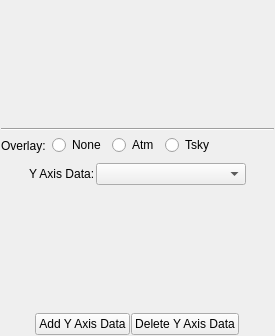
Qt form code/plotms/GuiTabs/PlotMSAxesTab.ui (pkgw/casa) before a commit.
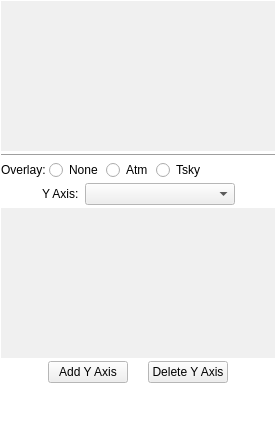
The same form after that commit.

Commit message: CAS-8087 Fixed some PlotMS GUI display issues. Code clean-up.

```diff
--- a/code/plotms/GuiTabs/PlotMSAxesTab.ui
+++ b/code/plotms/GuiTabs/PlotMSAxesTab.ui
@@ -6,38 +6,196 @@
    <rect>
     <x>0</x>
     <y>0</y>
-    <width>275</width>
-    <height>336</height>
+    <width>276</width>
+    <height>431</height>
    </rect>
   </property>
   <property name="maximumSize">
    <size>
-    <width>275</width>
+    <width>500</width>
     <height>16777215</height>
    </size>
   </property>
+  <property name="palette">
+   <palette>
+    <active>
+     <colorrole role="Base">
+      <brush brushstyle="SolidPattern">
+       <color alpha="255">
+        <red>255</red>
+        <green>255</green>
+        <blue>255</blue>
+       </color>
+      </brush>
+     </colorrole>
+     <colorrole role="Window">
+      <brush brushstyle="SolidPattern">
+       <color alpha="255">
+        <red>255</red>
+        <green>255</green>
+        <blue>255</blue>
+       </color>
+      </brush>
+     </colorrole>
+    </active>
+    <inactive>
+     <colorrole role="Base">
+      <brush brushstyle="SolidPattern">
+       <color alpha="255">
+        <red>255</red>
+        <green>255</green>
+        <blue>255</blue>
+       </color>
+      </brush>
+     </colorrole>
+     <colorrole role="Window">
+      <brush brushstyle="SolidPattern">
+       <color alpha="255">
+        <red>255</red>
+        <green>255</green>
+        <blue>255</blue>
+       </color>
+      </brush>
+     </colorrole>
+    </inactive>
+    <disabled>
+     <colorrole role="Base">
+      <brush brushstyle="SolidPattern">
+       <color alpha="255">
+        <red>255</red>
+        <green>255</green>
+        <blue>255</blue>
+       </color>
+      </brush>
+     </colorrole>
+     <colorrole role="Window">
+      <brush brushstyle="SolidPattern">
+       <color alpha="255">
+        <red>255</red>
+        <green>255</green>
+        <blue>255</blue>
+       </color>
+      </brush>
+     </colorrole>
+    </disabled>
+   </palette>
+  </property>
   <property name="windowTitle">
    <string>PlotMS Axes Tab</string>
   </property>
-  <layout class="QVBoxLayout" name="verticalLayout">
+  <property name="autoFillBackground">
+   <bool>true</bool>
+  </property>
+  <layout class="QVBoxLayout" name="mainLayout" stretch="0,0,0,0,0,0,1">
    <property name="spacing">
-    <number>1</number>
+    <number>3</number>
+   </property>
+   <property name="sizeConstraint">
+    <enum>QLayout::SetMaximumSize</enum>
    </property>
    <property name="margin">
     <number>1</number>
    </property>
    <item>
     <widget class="QFrame" name="xFrame">
+     <property name="sizePolicy">
+      <sizepolicy hsizetype="Preferred" vsizetype="Preferred">
+       <horstretch>0</horstretch>
+       <verstretch>0</verstretch>
+      </sizepolicy>
+     </property>
+     <property name="minimumSize">
+      <size>
+       <width>0</width>
+       <height>150</height>
+      </size>
+     </property>
+     <property name="maximumSize">
+      <size>
+       <width>16777215</width>
+       <height>200</height>
+      </size>
+     </property>
+     <property name="palette">
+      <palette>
+       <active>
+        <colorrole role="Base">
+         <brush brushstyle="SolidPattern">
+          <color alpha="255">
+           <red>255</red>
+           <green>255</green>
+           <blue>255</blue>
+          </color>
+         </brush>
+        </colorrole>
+        <colorrole role="Window">
+         <brush brushstyle="SolidPattern">
+          <color alpha="255">
+           <red>240</red>
+           <green>240</green>
+           <blue>240</blue>
+          </color>
+         </brush>
+        </colorrole>
+       </active>
+       <inactive>
+        <colorrole role="Base">
+         <brush brushstyle="SolidPattern">
+          <color alpha="255">
+           <red>255</red>
+           <green>255</green>
+           <blue>255</blue>
+          </color>
+         </brush>
+        </colorrole>
+        <colorrole role="Window">
+         <brush brushstyle="SolidPattern">
+          <color alpha="255">
+           <red>240</red>
+           <green>240</green>
+           <blue>240</blue>
+          </color>
+         </brush>
+        </colorrole>
+       </inactive>
+       <disabled>
+        <colorrole role="Base">
+         <brush brushstyle="SolidPattern">
+          <color alpha="255">
+           <red>240</red>
+           <green>240</green>
+           <blue>240</blue>
+          </color>
+         </brush>
+        </colorrole>
+        <colorrole role="Window">
+         <brush brushstyle="SolidPattern">
+          <color alpha="255">
+           <red>240</red>
+           <green>240</green>
+           <blue>240</blue>
+          </color>
+         </brush>
+        </colorrole>
+       </disabled>
+      </palette>
+     </property>
+     <property name="autoFillBackground">
+      <bool>true</bool>
+     </property>
      <property name="frameShape">
       <enum>QFrame::NoFrame</enum>
      </property>
      <property name="frameShadow">
-      <enum>QFrame::Raised</enum>
+      <enum>QFrame::Plain</enum>
      </property>
     </widget>
    </item>
    <item>
     <widget class="Line" name="line">
+     <property name="autoFillBackground">
+      <bool>true</bool>
+     </property>
      <property name="orientation">
       <enum>Qt::Horizontal</enum>
      </property>
@@ -51,30 +209,24 @@
        <verstretch>0</verstretch>
       </sizepolicy>
      </property>
-     <property name="minimumSize">
-      <size>
-       <width>0</width>
-       <height>30</height>
-      </size>
+     <property name="autoFillBackground">
+      <bool>true</bool>
      </property>
-     <property name="frameShape">
-      <enum>QFrame::NoFrame</enum>
-     </property>
-     <property name="frameShadow">
-      <enum>QFrame::Raised</enum>
-     </property>
-     <widget class="QWidget" name="layoutWidget">
-      <property name="geometry">
-       <rect>
-        <x>0</x>
-        <y>0</y>
-        <width>271</width>
-        <height>27</height>
-       </rect>
+     <layout class="QHBoxLayout" name="overlayLayout">
+      <property name="spacing">
+       <number>3</number>
+      </property>
+      <property name="sizeConstraint">
+       <enum>QLayout::SetMinimumSize</enum>
+      </property>
+      <property name="margin">
+       <number>0</number>
       </property>
-      <layout class="QHBoxLayout" name="horizontalLayout_2">
        <item>
         <widget class="QLabel" name="overlayLabel">
+        <property name="styleSheet">
+         <string notr="true"/>
+        </property>
          <property name="text">
           <string>Overlay:</string>
          </property>
@@ -116,12 +268,27 @@
        </item>
       </layout>
      </widget>
-    </widget>
    </item>
    <item>
-    <layout class="QHBoxLayout" name="horizontalLayout_3">
+    <widget class="QFrame" name="yAxisChooserFrame">
+     <property name="sizePolicy">
+      <sizepolicy hsizetype="Preferred" vsizetype="Fixed">
+       <horstretch>0</horstretch>
+       <verstretch>0</verstretch>
+      </sizepolicy>
+     </property>
+     <property name="autoFillBackground">
+      <bool>true</bool>
+     </property>
+     <layout class="QHBoxLayout" name="yAxisChooserLayout">
+      <property name="sizeConstraint">
+       <enum>QLayout::SetMinimumSize</enum>
+      </property>
+      <property name="margin">
+       <number>0</number>
+      </property>
      <item>
-      <spacer name="horizontalSpacer_3">
+       <spacer name="yAxisChooserLeftStretch">
        <property name="orientation">
         <enum>Qt::Horizontal</enum>
        </property>
@@ -136,7 +303,7 @@
      <item>
       <widget class="QLabel" name="yAxisLabel">
        <property name="text">
-        <string>Y Axis Data:</string>
+         <string>Y Axis:</string>
        </property>
       </widget>
      </item>
@@ -160,7 +327,7 @@
       </widget>
      </item>
      <item>
-      <spacer name="horizontalSpacer_4">
+       <spacer name="yAxisChooserRightStretch">
        <property name="orientation">
         <enum>Qt::Horizontal</enum>
        </property>
@@ -173,6 +340,7 @@
       </spacer>
      </item>
     </layout>
+    </widget>
    </item>
    <item>
     <widget class="QFrame" name="yAxisFrame">
@@ -182,18 +350,107 @@
        <verstretch>0</verstretch>
       </sizepolicy>
      </property>
+     <property name="minimumSize">
+      <size>
+       <width>0</width>
+       <height>150</height>
+      </size>
+     </property>
+     <property name="palette">
+      <palette>
+       <active>
+        <colorrole role="Base">
+         <brush brushstyle="SolidPattern">
+          <color alpha="255">
+           <red>255</red>
+           <green>255</green>
+           <blue>255</blue>
+          </color>
+         </brush>
+        </colorrole>
+        <colorrole role="Window">
+         <brush brushstyle="SolidPattern">
+          <color alpha="255">
+           <red>240</red>
+           <green>240</green>
+           <blue>240</blue>
+          </color>
+         </brush>
+        </colorrole>
+       </active>
+       <inactive>
+        <colorrole role="Base">
+         <brush brushstyle="SolidPattern">
+          <color alpha="255">
+           <red>255</red>
+           <green>255</green>
+           <blue>255</blue>
+          </color>
+         </brush>
+        </colorrole>
+        <colorrole role="Window">
+         <brush brushstyle="SolidPattern">
+          <color alpha="255">
+           <red>240</red>
+           <green>240</green>
+           <blue>240</blue>
+          </color>
+         </brush>
+        </colorrole>
+       </inactive>
+       <disabled>
+        <colorrole role="Base">
+         <brush brushstyle="SolidPattern">
+          <color alpha="255">
+           <red>240</red>
+           <green>240</green>
+           <blue>240</blue>
+          </color>
+         </brush>
+        </colorrole>
+        <colorrole role="Window">
+         <brush brushstyle="SolidPattern">
+          <color alpha="255">
+           <red>240</red>
+           <green>240</green>
+           <blue>240</blue>
+          </color>
+         </brush>
+        </colorrole>
+       </disabled>
+      </palette>
+     </property>
+     <property name="autoFillBackground">
+      <bool>true</bool>
+     </property>
      <property name="frameShape">
       <enum>QFrame::NoFrame</enum>
      </property>
      <property name="frameShadow">
-      <enum>QFrame::Sunken</enum>
+      <enum>QFrame::Plain</enum>
      </property>
     </widget>
    </item>
-   <item>
+   <item alignment="Qt::AlignHCenter">
+    <widget class="QFrame" name="buttonsFrame">
+     <property name="sizePolicy">
+      <sizepolicy hsizetype="Expanding" vsizetype="Fixed">
+       <horstretch>0</horstretch>
+       <verstretch>0</verstretch>
+      </sizepolicy>
+     </property>
+     <property name="autoFillBackground">
+      <bool>true</bool>
+     </property>
     <layout class="QHBoxLayout" name="horizontalLayout">
      <property name="spacing">
-      <number>1</number>
+       <number>20</number>
+      </property>
+      <property name="sizeConstraint">
+       <enum>QLayout::SetFixedSize</enum>
+      </property>
+      <property name="margin">
+       <number>0</number>
      </property>
      <item>
       <spacer name="horizontalSpacer">
@@ -214,7 +471,7 @@
         <string>Click to overplot another set of y-axis data on the plot.</string>
        </property>
        <property name="text">
-        <string>Add Y Axis Data</string>
+         <string>Add Y Axis</string>
        </property>
       </widget>
      </item>
@@ -224,7 +481,7 @@
         <string>Click to remove the selected y-axis data from the plot.</string>
        </property>
        <property name="text">
-        <string>Delete Y Axis Data</string>
+         <string>Delete Y Axis</string>
        </property>
       </widget>
      </item>
@@ -242,6 +499,20 @@
       </spacer>
      </item>
     </layout>
+    </widget>
+   </item>
+   <item>
+    <spacer name="zTopPacker">
+     <property name="orientation">
+      <enum>Qt::Vertical</enum>
+     </property>
+     <property name="sizeHint" stdset="0">
+      <size>
+       <width>20</width>
+       <height>0</height>
+      </size>
+     </property>
+    </spacer>
    </item>
   </layout>
  </widget>
```
Left out of the diff: 39 changed lines with no effect on the pictures. Lines whose indentation alone changed are shown as unchanged. The commit also changes 12 other files.
